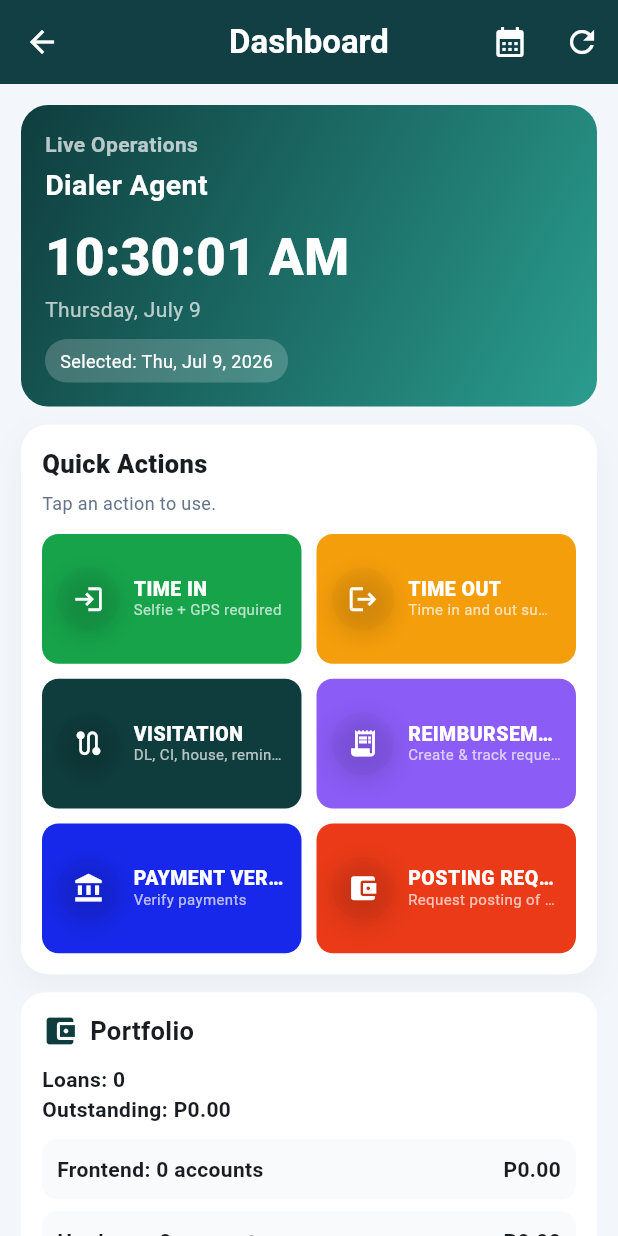
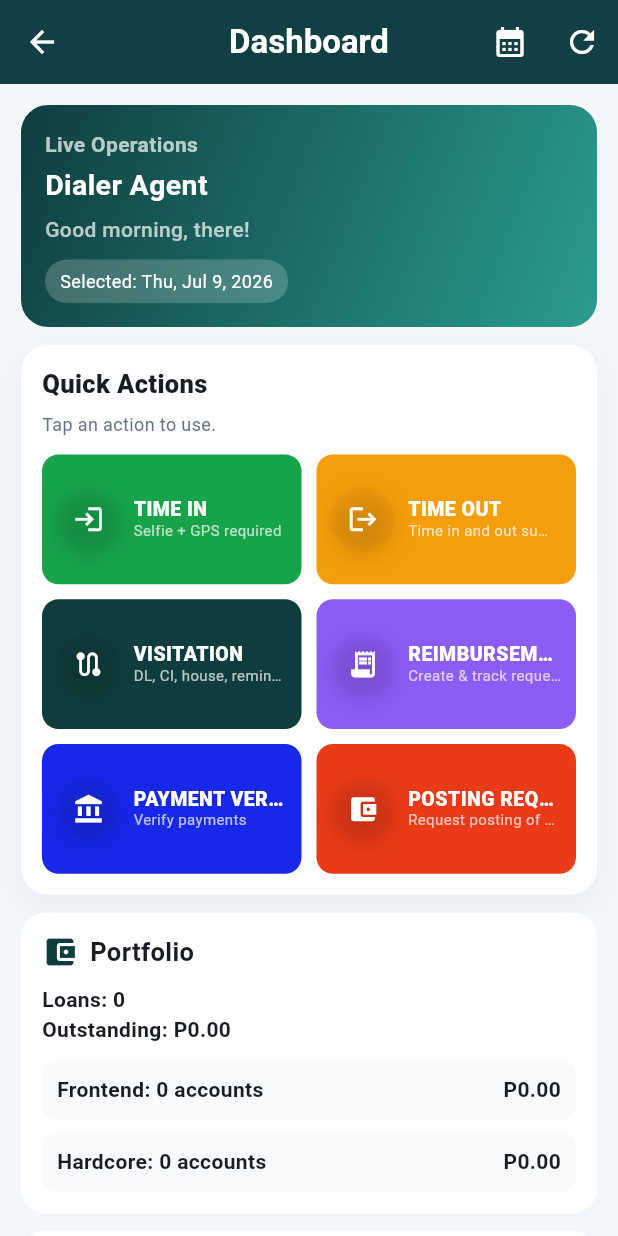
Before and after one commit to SeJoshuamahinay/AutoMatic-Dialer, a Flutter app: the DashboardView screen opened directly, on a phone screen of 412 x 824 dp. Run offline on Flutter 3.47's test engine with Material 3 defaults, Android fonts, the phone set to English and light mode, and no system bars; our stand-ins replace drift, equatable, file_picker, flutter_bloc, flutter_dotenv, flutter_secure_storage and 6 more; missing offline and left inert: flutter_phone_direct_caller, sqlite3, telephony; accounts and stored records are empty; generated files the repository leaves out were written again.

Commit message:
feat: Update 1.7.0

```diff
--- a/lib/views/dashboard_view.dart
+++ b/lib/views/dashboard_view.dart
@@ -14,7 +14,6 @@ import 'package:lenderly_dialer/blocs/dashboard/dashboard_state.dart';
 import 'package:lenderly_dialer/commons/models/auth_models.dart';
 import 'package:lenderly_dialer/commons/models/break_session_model.dart';
 import 'package:lenderly_dialer/commons/models/call_log_model.dart';
-import 'package:lenderly_dialer/commons/reusables/app_lifecycle_guard.dart';
 import 'package:lenderly_dialer/commons/reusables/toast.dart';
 import 'package:lenderly_dialer/commons/services/api_client.dart';
 import 'package:lenderly_dialer/commons/services/app_config.dart';
@@ -36,16 +35,10 @@ class DashboardView extends StatefulWidget {
 class _DashboardViewState extends State<DashboardView> {
   final NumberFormat _amountFmt = NumberFormat('#,##0.00', 'en_PH');
   final ImagePicker _imagePicker = ImagePicker();
-  late DateTime _now;
-  Timer? _clockTimer;
 
   @override
   void initState() {
     super.initState();
-    _now = DateTime.now();
-    _startClock();
-
-    AppLifecycleGuard.instance.register(_pauseClock, _resumeClock);
 
     final bloc = context.read<DashboardBloc>();
     bloc
@@ -54,34 +47,11 @@ class _DashboardViewState extends State<DashboardView> {
       ..add(LoadDashboardData(selectedDate: DateTime.now()));
   }
 
-  @override
-  void dispose() {
-    AppLifecycleGuard.instance.unregister(_pauseClock, _resumeClock);
-    _clockTimer?.cancel();
-    super.dispose();
-  }
-
-  void _startClock() {
-    _clockTimer?.cancel();
-    _clockTimer = Timer.periodic(const Duration(seconds: 1), (_) {
-      if (mounted) {
-        setState(() {
-          _now = DateTime.now();
-        });
-      }
-    });
-  }
-
-  void _pauseClock() {
-    _clockTimer?.cancel();
-    _clockTimer = null;
-  }
-
-  void _resumeClock() {
-    if (mounted) {
-      _now = DateTime.now();
-      _startClock();
-    }
+  String _greeting() {
+    final hour = DateTime.now().hour;
+    if (hour < 12) return 'Good morning';
+    if (hour < 18) return 'Good afternoon';
+    return 'Good evening';
   }
 
   Future<void> _onStateChanged(
@@ -1066,23 +1036,14 @@ class _DashboardViewState extends State<DashboardView> {
               fontWeight: FontWeight.w700,
             ),
           ),
-          const SizedBox(height: 10),
-          Column(
-            crossAxisAlignment: CrossAxisAlignment.start,
-            children: [
-              Text(
-                DateFormat('hh:mm:ss a').format(_now),
-                style: const TextStyle(
-                  color: Colors.white,
-                  fontSize: 34,
-                  fontWeight: FontWeight.w800,
-                ),
-              ),
-              Text(
-                DateFormat('EEEE, MMMM d').format(_now),
-                style: const TextStyle(color: Colors.white70),
-              ),
-            ],
+          const SizedBox(height: 6),
+          Text(
+            '${_greeting()}, ${user?.fullName.split(' ').first ?? 'there'}!',
+            style: const TextStyle(
+              color: Colors.white70,
+              fontSize: 14,
+              fontWeight: FontWeight.w500,
+            ),
           ),
           const SizedBox(height: 10),
           Container(
--- a/pubspec.yaml
+++ b/pubspec.yaml
@@ -16,7 +16,7 @@ publish_to: 'none' # Remove this line if you wish to publish to pub.dev
 # https://developer.apple.com/library/archive/documentation/General/Reference/InfoPlistKeyReference/Articles/CoreFoundationKeys.html
 # In Windows, build-name is used as the major, minor, and patch parts
 # of the product and file versions while build-number is used as the build suffix.
-version: 1.5.1+10
+version: 1.7.0+12
 
 environment:
   sdk: ^3.8.1
```
Also changed, not shown: 3 other files.
